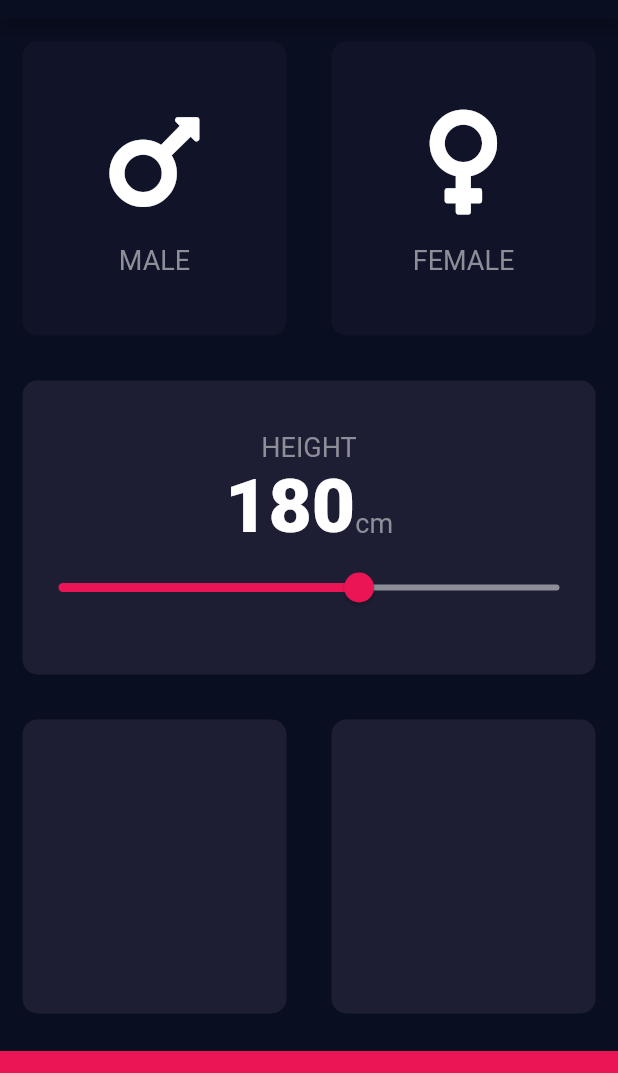
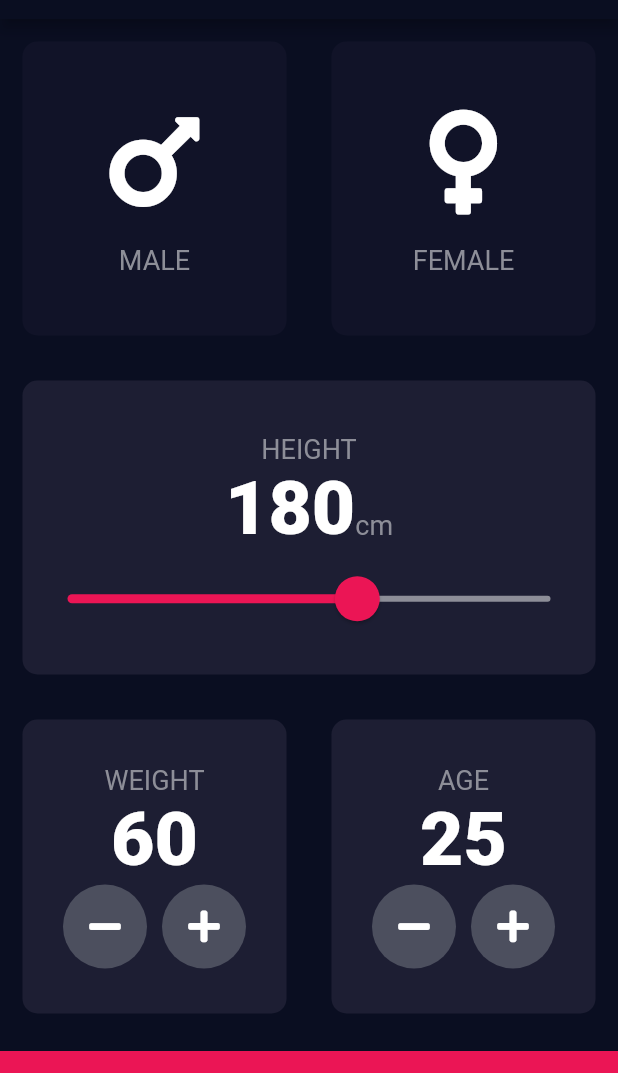
Before and after one commit to sky7th/flutter-practice, a Flutter app: the screen it shows after launch, on a phone screen of 412 x 824 dp, the part 65-1138 px from its top. Run offline on Flutter 3.47's test engine with Material 2 defaults, Android fonts, the phone set to English and light mode, and no system bars; our stand-ins replace font_awesome_flutter.

Commit message:
add Spinner & Buttons / 리팩토링

```diff
--- a/bmi-calculator-flutter/lib/input_page.dart
+++ b/bmi-calculator-flutter/lib/input_page.dart
@@ -17,6 +17,8 @@ class InputPage extends StatefulWidget {
 class _InputPageState extends State<InputPage> {
   Gender selectedGender;
   int height = 180;
+  int weight = 60;
+  int age = 25;
 
   @override
   Widget build(BuildContext context) {
@@ -71,6 +73,9 @@ class _InputPageState extends State<InputPage> {
                 cardChild: Column(
                   mainAxisAlignment: MainAxisAlignment.center,
                   children: <Widget>[
+                    SizedBox(
+                      height: 15.0,
+                    ),
                     Text(
                       'HEIGHT',
                       style: kLabelTextStyle,
@@ -90,7 +95,18 @@ class _InputPageState extends State<InputPage> {
                         )
                       ],
                     ),
-                    Slider(
+                    SliderTheme(
+                      data: SliderTheme.of(context).copyWith(
+                        inactiveTrackColor: Color(0xFF8D8E98),
+                        activeTrackColor: Colors.white,
+                        thumbColor: Color(0xFFEB1555),
+                        overlayColor: Color(0x29EB1555),
+                        thumbShape:
+                            RoundSliderThumbShape(enabledThumbRadius: 15.0),
+                        overlayShape:
+                            RoundSliderOverlayShape(overlayRadius: 30.0),
+                      ),
+                      child: Slider(
                         value: height.toDouble(),
                         min: 120.0,
                         max: 220.0,
@@ -101,6 +117,7 @@ class _InputPageState extends State<InputPage> {
                             height = newValue.round();
                           });
                         },
+                      ),
                     )
                   ],
                 ),
@@ -112,11 +129,85 @@ class _InputPageState extends State<InputPage> {
                   Expanded(
                     child: ReusableCard(
                       colour: kActiveCardColour,
+                      cardChild: Column(
+                        mainAxisAlignment: MainAxisAlignment.center,
+                        children: <Widget>[
+                          Text(
+                            'WEIGHT',
+                            style: kLabelTextStyle,
+                          ),
+                          Text(
+                            weight.toString(),
+                            style: kNumberTextStyle,
+                          ),
+                          Row(
+                            mainAxisAlignment: MainAxisAlignment.center,
+                            children: <Widget>[
+                              RoundIconButton(
+                                icon: FontAwesomeIcons.minus,
+                                onPressed: () {
+                                  setState(() {
+                                    weight--;
+                                  });
+                                },
+                              ),
+                              SizedBox(
+                                width: 10.0,
+                              ),
+                              RoundIconButton(
+                                icon: FontAwesomeIcons.plus,
+                                onPressed: () {
+                                  setState(() {
+                                    weight++;
+                                  });
+                                },
+                              ),
+                            ],
+                          )
+                        ],
+                      ),
                     ),
                   ),
                   Expanded(
                     child: ReusableCard(
                       colour: kActiveCardColour,
+                      cardChild: Column(
+                        mainAxisAlignment: MainAxisAlignment.center,
+                        children: <Widget>[
+                          Text(
+                            'AGE',
+                            style: kLabelTextStyle,
+                          ),
+                          Text(
+                            age.toString(),
+                            style: kNumberTextStyle,
+                          ),
+                          Row(
+                            mainAxisAlignment: MainAxisAlignment.center,
+                            children: <Widget>[
+                              RoundIconButton(
+                                icon: FontAwesomeIcons.minus,
+                                onPressed: () {
+                                  setState(() {
+                                    age--;
+                                  });
+                                },
+                              ),
+                              SizedBox(
+                                width: 10.0,
+                              ),
+                              RoundIconButton(
+                                icon: FontAwesomeIcons.plus,
+                                onPressed: () {
+                                  setState(() {
+                                    age++;
+                                  });
+                                },
+                              ),
+                            ],
+                          )
+                        ],
+                      ),
                     ),
                   ),
                 ],
@@ -132,3 +223,25 @@ class _InputPageState extends State<InputPage> {
         ));
   }
 }
+
+class RoundIconButton extends StatelessWidget {
+  RoundIconButton({@required this.icon, @required this.onPressed});
+
+  final IconData icon;
+  final Function onPressed;
+
+  @override
+  Widget build(BuildContext context) {
+    return RawMaterialButton(
+      child: Icon(icon),
+      onPressed: onPressed,
+      elevation: 0.0,
+      constraints: BoxConstraints.tightFor(
+        width: 56.0,
+        height: 56.0,
+      ),
+      shape: CircleBorder(),
+      fillColor: Color(0xFF4C4F5E),
+    );
+  }
+}
```
Lines whose indentation alone changed are shown as unchanged.
